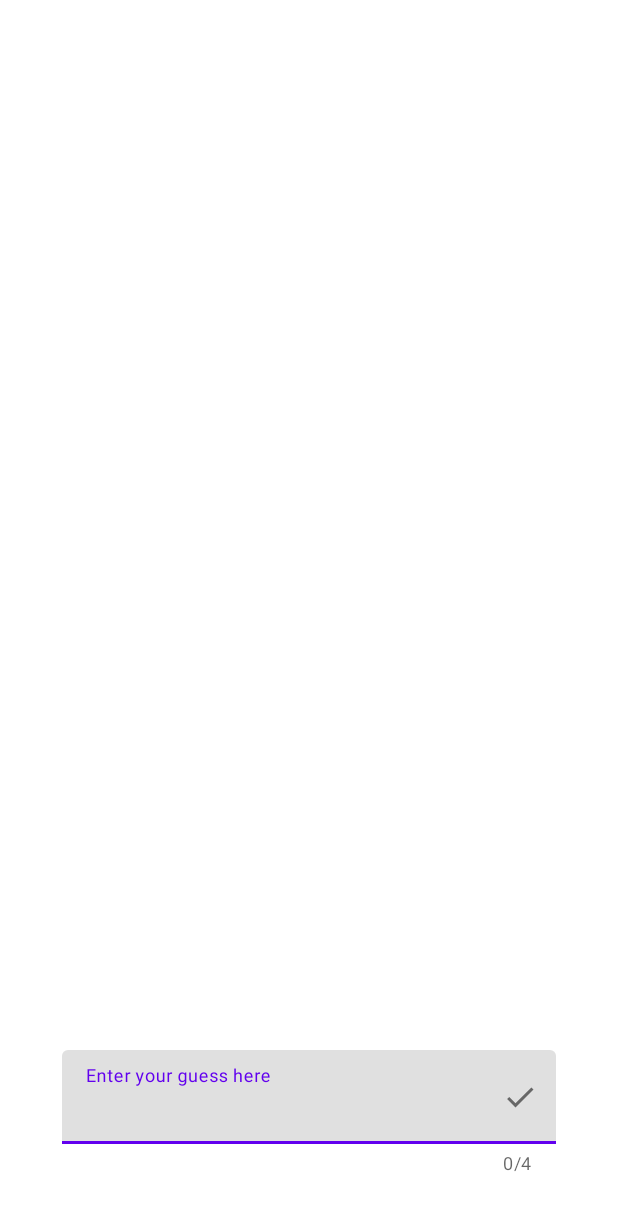
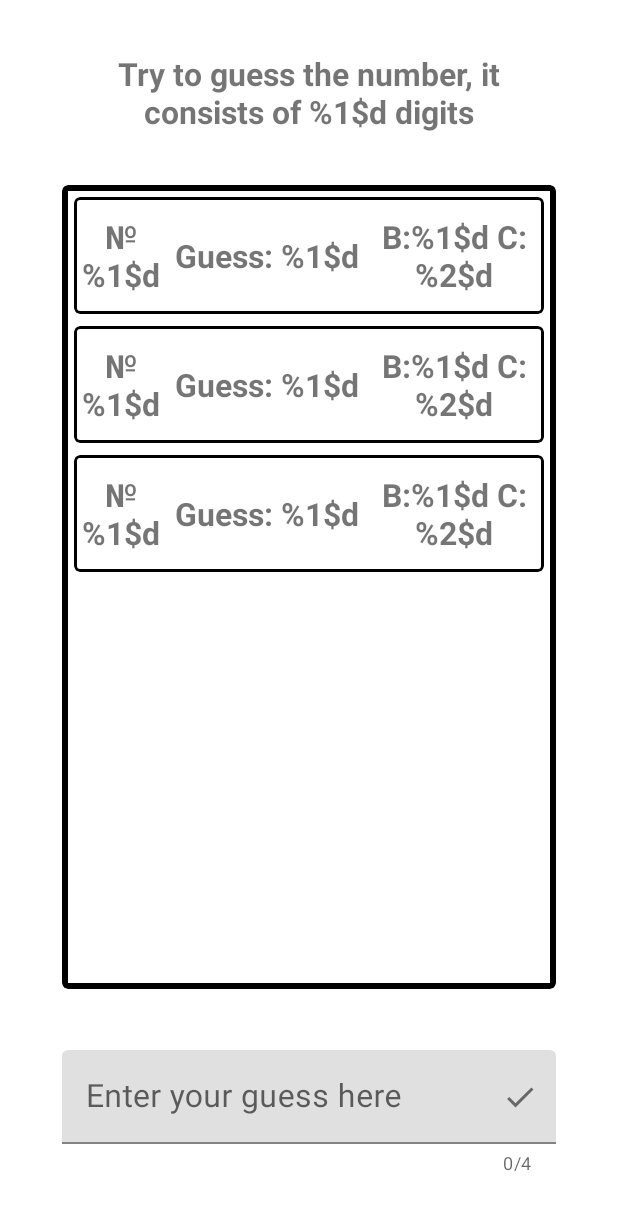
Before and after one commit to illyaPI/ParimatchBower, an Android app: the layout fragment_game.xml on its own in the app's theme, with its tools: preview values and no code run, on a phone screen of 412 x 824 dp. Shown: the top 1210 px of the screen. Run offline under Robolectric (Android 15) with nearby library versions, the phone set to English and light mode, and no system bars.

Commit message:
Game implemented

```diff
--- a/app/src/main/res/layout/fragment_game.xml
+++ b/app/src/main/res/layout/fragment_game.xml
@@ -1,8 +1,41 @@
 <?xml version="1.0" encoding="utf-8"?>
 <androidx.constraintlayout.widget.ConstraintLayout xmlns:android="http://schemas.android.com/apk/res/android"
     xmlns:app="http://schemas.android.com/apk/res-auto"
+    xmlns:tools="http://schemas.android.com/tools"
     android:layout_width="match_parent"
     android:layout_height="match_parent">
+
+    <com.google.android.material.textview.MaterialTextView
+        android:id="@+id/text_view_try_to_guess"
+        android:layout_width="0dp"
+        android:layout_height="0dp"
+        android:gravity="center"
+        android:text="@string/try_to_guess"
+        android:textSize="21sp"
+        android:textStyle="bold"
+        app:layout_constraintBottom_toTopOf="@+id/guideline_top"
+        app:layout_constraintEnd_toStartOf="@+id/guideline_end"
+        app:layout_constraintStart_toEndOf="@+id/guideline_start"
+        app:layout_constraintTop_toTopOf="parent" />
+
+    <com.google.android.material.card.MaterialCardView
+        android:layout_width="0dp"
+        android:layout_height="0dp"
+        app:cardElevation="0dp"
+        app:layout_constraintBottom_toBottomOf="@id/guideline_bottom"
+        app:layout_constraintEnd_toStartOf="@+id/guideline_end"
+        app:layout_constraintStart_toEndOf="@+id/guideline_start"
+        app:layout_constraintTop_toBottomOf="@id/guideline_top"
+        app:strokeColor="@color/black"
+        app:strokeWidth="4dp">
+
+        <androidx.recyclerview.widget.RecyclerView
+            android:id="@+id/recycler_view_turn"
+            android:layout_width="match_parent"
+            android:layout_height="match_parent"
+            android:padding="4dp"
+            tools:listitem="@layout/item_turn" />
+    </com.google.android.material.card.MaterialCardView>
 
     <com.google.android.material.textfield.TextInputLayout
         android:id="@+id/edit_text_layout_guess"
@@ -24,7 +57,7 @@
             android:id="@+id/edit_text_guess"
             android:layout_width="match_parent"
             android:layout_height="wrap_content"
-            android:inputType="numberSigned"
+            android:inputType="number"
             android:maxLength="4"
             android:maxLines="1"
             android:textSize="21sp" />
@@ -35,7 +68,7 @@
         android:layout_width="wrap_content"
         android:layout_height="wrap_content"
         android:orientation="horizontal"
-        app:layout_constraintGuide_percent="0.05" />
+        app:layout_constraintGuide_percent="0.15" />
 
     <androidx.constraintlayout.widget.Guideline
         android:id="@+id/guideline_bottom"
--- /dev/null
+++ b/app/src/main/res/layout/item_turn.xml
@@ -0,0 +1,53 @@
+<?xml version="1.0" encoding="utf-8"?>
+<com.google.android.material.card.MaterialCardView xmlns:android="http://schemas.android.com/apk/res/android"
+    xmlns:app="http://schemas.android.com/apk/res-auto"
+    android:layout_width="match_parent"
+    android:layout_height="wrap_content"
+    android:layout_margin="4dp"
+    app:cardElevation="0dp"
+    app:strokeColor="@color/black"
+    app:strokeWidth="2dp">
+
+    <androidx.appcompat.widget.LinearLayoutCompat
+        android:layout_width="match_parent"
+        android:layout_height="wrap_content"
+        android:orientation="horizontal"
+        android:padding="4dp">
+
+        <com.google.android.material.textview.MaterialTextView
+            android:id="@+id/text_view_number"
+            android:layout_width="0dp"
+            android:layout_height="match_parent"
+            android:layout_weight="2"
+            android:gravity="center"
+            android:paddingTop="8dp"
+            android:paddingBottom="8dp"
+            android:text="@string/number"
+            android:textSize="21sp"
+            android:textStyle="bold" />
+
+        <com.google.android.material.textview.MaterialTextView
+            android:id="@+id/text_view_guess"
+            android:layout_width="0dp"
+            android:layout_height="match_parent"
+            android:layout_weight="5"
+            android:gravity="center"
+            android:paddingTop="8dp"
+            android:paddingBottom="8dp"
+            android:text="@string/your_guess"
+            android:textSize="21sp"
+            android:textStyle="bold" />
+
+        <com.google.android.material.textview.MaterialTextView
+            android:id="@+id/text_view_bulls_cows"
+            android:layout_width="0dp"
+            android:layout_height="match_parent"
+            android:layout_weight="4"
+            android:gravity="center"
+            android:paddingTop="8dp"
+            android:paddingBottom="8dp"
+            android:text="@string/bulls_cows"
+            android:textSize="21sp"
+            android:textStyle="bold" />
+    </androidx.appcompat.widget.LinearLayoutCompat>
+</com.google.android.material.card.MaterialCardView>
--- a/app/src/main/res/values/strings.xml
+++ b/app/src/main/res/values/strings.xml
@@ -2,5 +2,13 @@
     <string name="app_name">Париматч</string>
 
     <string name="enter_your_guess_here">Enter your guess here</string>
-    <string name="edit_text_guess_icon_description">Submit the number</string>
+    <string name="edit_text_guess_icon_description">Submit your guess</string>
+    <string name="edit_text_guess_error_msg">Guess must be a unique %1$d-digit number</string>
+
+    <string name="try_to_guess">Try to guess the number, it consists of %1$d digits</string>
+    <string name="number">№%1$d</string>
+    <string name="your_guess">Guess: %1$d</string>
+    <string name="bulls_cows">B:%1$d C:%2$d</string>
+
+    <string name="you_win">You win! The right number was: %1$d</string>
 </resources>
```
Also changed, not shown: app/src/main/java/com/poks/par/mar/appp/game/BullsAndCowsGame.kt (added, +49 -0 lines), app/src/main/java/com/poks/par/mar/appp/models/Turn.kt (added, +8 -0 lines), app/src/main/java/com/poks/par/mar/appp/ui/adapters/TurnAdapter.kt (added, +49 -0 lines), app/src/main/java/com/poks/par/mar/appp/ui/fragments/GameFragment.kt (+67 -19 lines), app/src/main/java/com/poks/par/mar/appp/util/Functions.kt (+12 -0 lines).
